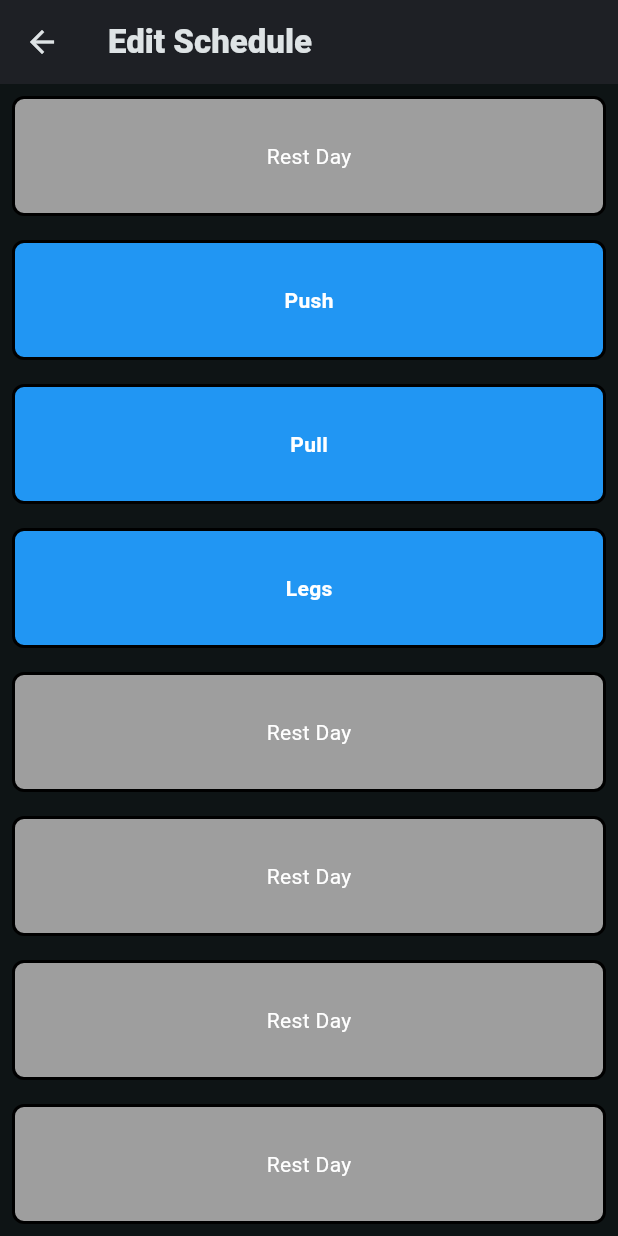
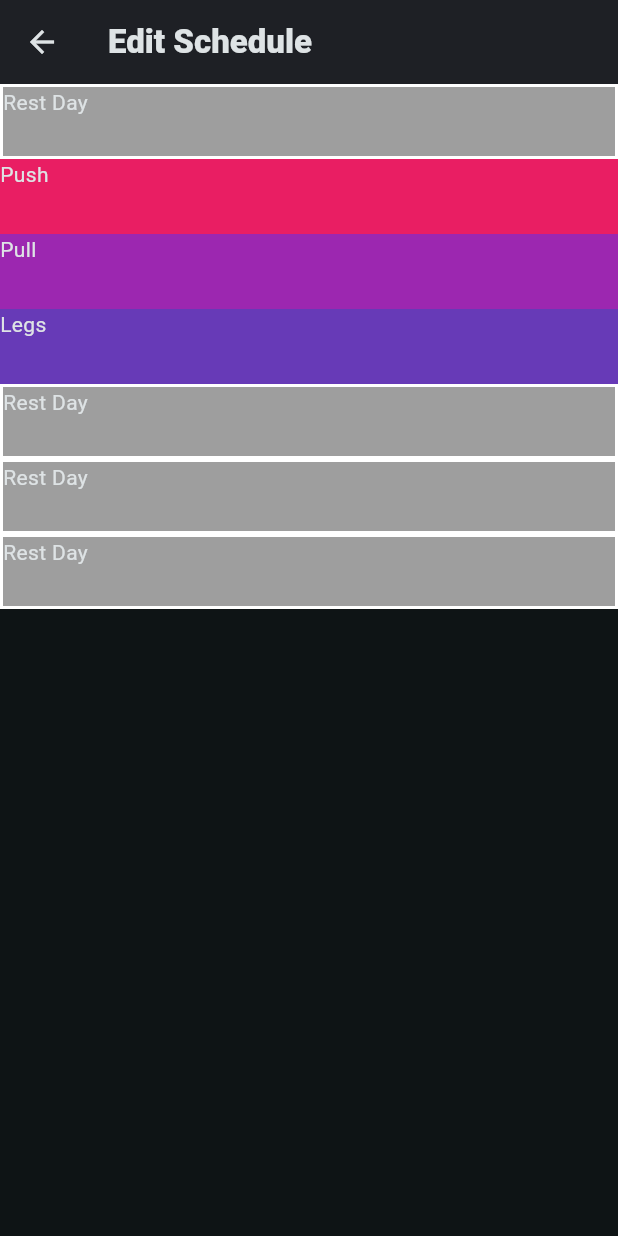
Before and after one commit to coleWesterveld/Flutter-Gym-App, a Flutter app: the EditSchedule screen opened directly, on a phone screen of 412 x 824 dp. Run offline on Flutter 3.47's test engine with Material 3 defaults, Android fonts, the phone set to English and light mode, and no system bars; our stand-ins replace flutter_colorpicker, sqflite, table_calendar; accounts and stored records are empty.

Commit message:
business logic of schedule editor done

```diff
--- a/lib/edit_schedule.dart
+++ b/lib/edit_schedule.dart
@@ -3,7 +3,8 @@ import 'user.dart';
 import 'database/profile.dart';
 import 'package:provider/provider.dart';
 
-// TODO: first things first, this needs to work as intended
+// TODO: make pretty
+
 // but also it needs to allow user to customize splitlength and choose day of week to start split
 // also, like much of the code, could probably use a refactor at the end of it all
 
@@ -28,19 +29,20 @@ class EditSchedule extends StatefulWidget {
 
 class _EditScheduleState extends State<EditSchedule> {
   // List of days with initial content
+  List<Day?> _days = [];
 
 
   @override
-  Widget build(BuildContext context) {
-    List<Day?> _days = context.watch<Profile>().split;
-    debugPrint(_days.toString());
+  void initState() {
+    List<Day?> _newDays = [];
+    _days = context.read<Profile>().split;
+    //debugPrint(_days.toString());
 
 
-    List<Day?> _newDays = [];
 
     int oldIdx = 0;
     if (_days.isNotEmpty){
-      for (int i = 0; i <= context.watch<Profile>().splitLength; i++){
+      for (int i = 0; i < context.read<Profile>().splitLength; i++){
         if (oldIdx < _days.length &&_days[oldIdx]!.dayOrder == i){
           _newDays.add(_days[oldIdx]);
 
@@ -52,8 +54,17 @@ class _EditScheduleState extends State<EditSchedule> {
         }
       }
     }
-    debugPrint(_newDays.toString());
+
     _days = _newDays;
+    debugPrint(_days.toString());
+    super.initState();
+  }
+
+
+  @override
+  Widget build(BuildContext context) {
+    debugPrint(_days.toString());
+
 
     return Scaffold(
       appBar: AppBar(
@@ -83,60 +94,108 @@ class _EditScheduleState extends State<EditSchedule> {
         ),
       )
       :
-      Column(
-        children: _days.asMap().entries.map((entry) {
-          final index = entry.key;
-          final content = entry.value;
+      ListView.builder(
+        itemCount: _days.length,
+
+        itemBuilder: (context, index){
 
           return DragTarget<Day>(
-
-            onAcceptWithDetails: (incoming) {
+            onAcceptWithDetails:(details) {
               setState(() {
-                final oldIndex = _days.indexOf(incoming.data);
+                final oldIndex = _days.indexOf(details.data);
                 final targetContent = _days[index];
 
-                if (targetContent == null) {
-                  // If the slot is empty, just move the day
+
+                if (targetContent == null || oldIndex == index) {
                   _days[oldIndex] = null;
-                  _days[index] = incoming.data;
+                  _days[index] = details.data;
                 } else {
-                  // Push the existing day to the next available slot
-                  final nextIndex = _days.indexWhere((slot) => slot == null);
+                  _days[oldIndex] = null;
+
+                  int closestIndex = -1;
+                  int minDistance = _days.length; // Start with the maximum possible distance
+
+                  for (int i = 0; i < _days.length; i++) {
+                    if (_days[i] == null) {
+                      int distance = (i - index).abs(); // Calculate distance to oldIndex
+                      if (distance < minDistance) {
+                        closestIndex = i; // Update closest index
+                        minDistance = distance;
+                      }
+                    }
+                  }
+
+                  final nextIndex = closestIndex; // Set the closest available index
                   if (nextIndex != -1) {
                     _days[oldIndex] = null;
                     _days[nextIndex] = targetContent;
-                    _days[index] = incoming.data;
+                    _days[index] = details.data;
                   } else {
-                    // No available slot; reject the move
                     ScaffoldMessenger.of(context).showSnackBar(
                       const SnackBar(content: Text("No available slot to move the existing day.")),
                     );
                   }
                 }
               });
+
             },
 
             builder: (context, candidateData, rejectedData) {
-              return Padding(
-                padding: const EdgeInsets.all(8.0),
-                child: content != null
-                    ? Draggable<Day>(
-                        data: content,
-                        feedback: Material(
-                          color: Colors.transparent,
-                          child: _buildDayWidget(content),
-                        ),
-                        childWhenDragging: Opacity(
-                          opacity: 0.5,
-                          child: _buildDayWidget(content),
-                        ),
-                        child: _buildDayWidget(content),
-                      )
-                    : _buildRestDayWidget(index),
+              final isActive = candidateData.isNotEmpty;
+              if (_days[index] != null) {
+                return Draggable(
+                data: _days[index]!,
+                child: Container(
+                  height: 50,
+                  width: 100,
+                  color: Profile.colors[index % Profile.colors.length], // temporary
+                  child: Text(_days[index]!.dayTitle)
+                ),
+
+                feedback: Material(
+                  child: Container(
+                    height: 50,
+                    width: 100,
+                    color: Colors.red,
+                    child: Text(
+                      "Dragging",
+                      style: TextStyle(decoration: TextDecoration.none,)
+
+                    ),
+                  ),
+                ),
+
+                childWhenDragging: Container(
+                  child: Container(
+                    height: 50,
+                    width: 100,
+                    color: Colors.green,
+                    child: Text("Slot here")
+                  )
+                ),
+                );
+
+              } else {
+                return Container(
+                height: 50,
+                width: 100,
+
+                decoration: BoxDecoration(
+                  color: isActive ? Colors.blue : Colors.grey,
+                  border: Border.all(color: Colors.white, width: 2),
+                ),
+                child: Text("Rest Day")
               );
+              }
+              // for draggable:
+              // child is initial state, before dragging
+              // feedback is widget as it is dragged
+              // child when dragging is what is displayed at anchor (origin) during dragging
+              // data is data transmitted to dragtarget on drop (will be a day)
             },
           );
-        }).toList(),
+        }
+
       ),
     );
   }
```
